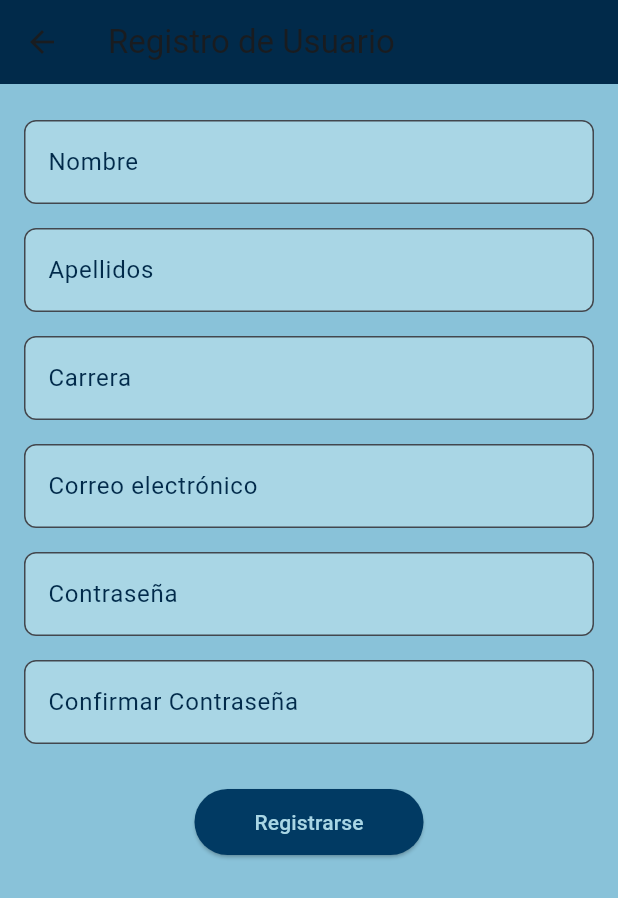
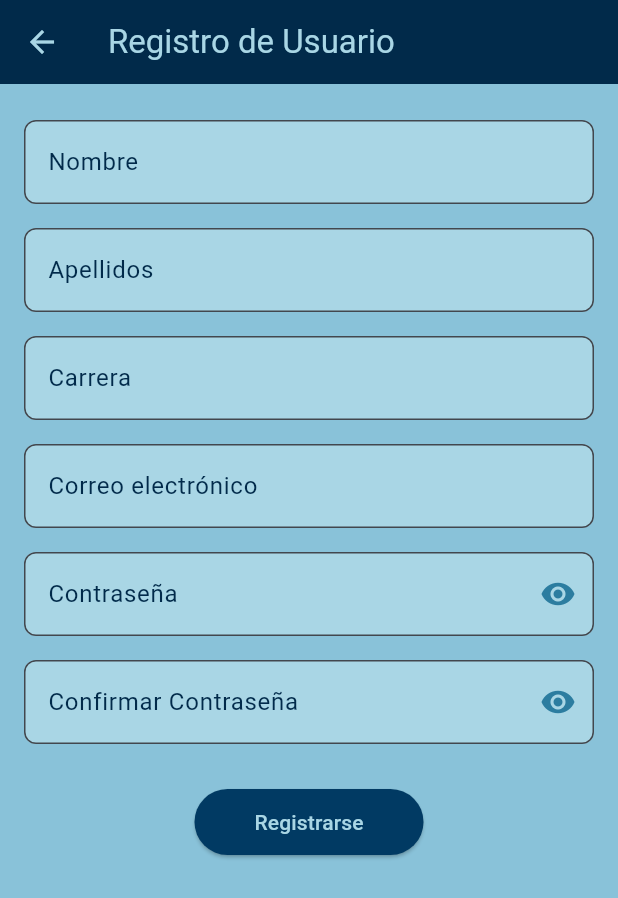
Before and after one commit to benja14slq/app_cafeteria, a Flutter app: the RegistroScreen screen opened directly, on a phone screen of 412 x 824 dp. Shown: the top 898 px of the screen. Run offline on Flutter 3.47's test engine with Material 3 defaults, Android fonts, the phone set to English and light mode, and no system bars; our stand-ins replace cloud_firestore, firebase_core, shared_preferences; accounts and stored records are empty.

Commit message:
Update registro_screen.dart

```diff
--- a/lib/screen/registro_screen.dart
+++ b/lib/screen/registro_screen.dart
@@ -20,6 +20,8 @@ class _RegistroScreenState extends State<RegistroScreen> {
   final _correoController = TextEditingController();
   final _contrasenaController = TextEditingController();
   final _confirmarContrasenaController = TextEditingController();
+  bool _isPasswordVisible = false;
+  bool _isConfirmPasswordVisible = false;
 
   bool _isLoading = false;
 
@@ -66,9 +68,9 @@ class _RegistroScreenState extends State<RegistroScreen> {
         MaterialPageRoute(builder: (context) => const LoginPage()),
       );
     } catch (e) {
-      ScaffoldMessenger.of(context).showSnackBar(
-        SnackBar(content: Text('Error: $e')),
-      );
+      ScaffoldMessenger.of(
+        context,
+      ).showSnackBar(SnackBar(content: Text('Error: $e')));
     }
   }
 
@@ -84,6 +86,7 @@ class _RegistroScreenState extends State<RegistroScreen> {
       backgroundColor: AppColors.background,
       appBar: AppBar(
         backgroundColor: AppColors.primaryDark,
+        foregroundColor: AppColors.backgroundLight,
         title: const Text('Registro de Usuario'),
       ),
       body: Padding(
@@ -105,13 +108,41 @@ class _RegistroScreenState extends State<RegistroScreen> {
                 _buildTextField(
                   _contrasenaController,
                   'Contraseña',
-                  obscureText: true,
+                  obscureText: !_isPasswordVisible,
                   validator: _validarContrasena,
+                  suffixIcon: IconButton(
+                    icon: Icon(
+                      _isPasswordVisible
+                          ? Icons.visibility_off
+                          : Icons.visibility,
+                      color: AppColors.secondary,
+                    ),
+                    onPressed: () {
+                      setState(() => _isPasswordVisible = !_isPasswordVisible);
+                    },
+                  ),
                 ),
                 _buildTextField(
                   _confirmarContrasenaController,
                   'Confirmar Contraseña',
-                  obscureText: true,
+                  obscureText: !_isConfirmPasswordVisible,
+                  suffixIcon: IconButton(
+                    icon: Icon(
+                      _isConfirmPasswordVisible
+                          ? Icons.visibility_off
+                          : Icons.visibility,
+                      color: AppColors.secondary,
+                    ),
+                    onPressed: () {
+                      setState(() {
+                        setState(
+                          () =>
+                              _isConfirmPasswordVisible =
+                                  !_isConfirmPasswordVisible,
+                        );
+                      });
+                    },
+                  ),
                 ),
                 const SizedBox(height: 20),
                 _isLoading
@@ -144,6 +175,7 @@ class _RegistroScreenState extends State<RegistroScreen> {
     bool obscureText = false,
     TextInputType keyboardType = TextInputType.text,
     String? Function(String?)? validator,
+    Widget? suffixIcon,
   }) {
     return Padding(
       padding: const EdgeInsets.symmetric(vertical: 8.0),
@@ -159,6 +191,7 @@ class _RegistroScreenState extends State<RegistroScreen> {
           filled: true,
           fillColor: AppColors.backgroundLight,
           border: OutlineInputBorder(borderRadius: BorderRadius.circular(8)),
+          suffixIcon: suffixIcon,
         ),
       ),
     );
```
